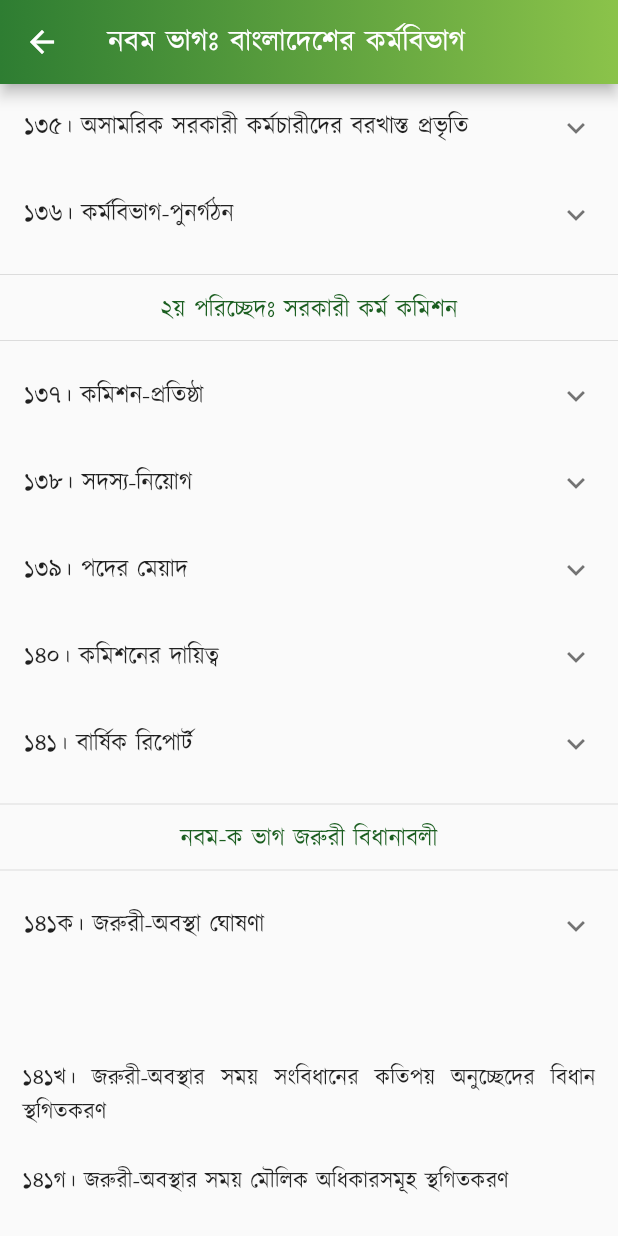
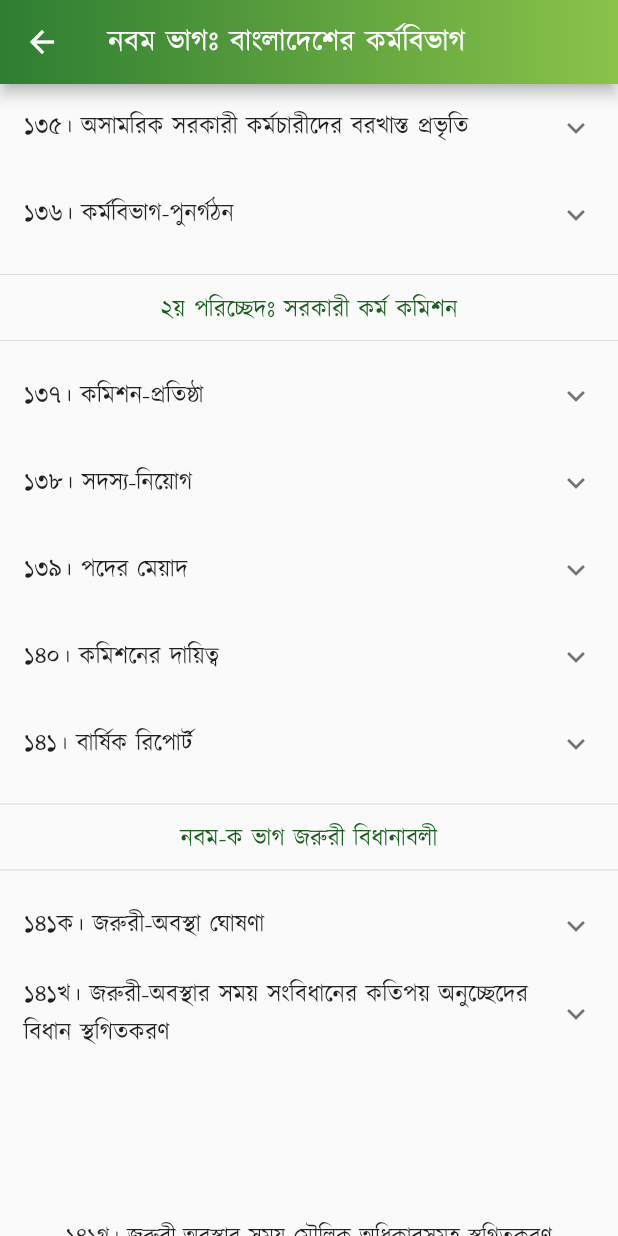
Before and after one commit to Azimul-Haque/flutter-onesignal, a Flutter app: the PartNine screen opened directly, scrolled down 217 dp, on a phone screen of 412 x 824 dp. Run offline on Flutter 3.47's test engine with Material 2 defaults, Android fonts, the phone set to English and light mode, and no system bars; our stand-ins replace fluttertoast, package_info_plus, percent_indicator, shared_preferences, sqflite; missing offline and left inert: blinking_text, flutter_share, onesignal_flutter, slide_popup_dialog; accounts and stored records are empty; network calls fail.

Commit message:
Commit Sat 04/30/2022  1:29:44.15 24532

```diff
--- a/lib/pages/constitution/part9.dart
+++ b/lib/pages/constitution/part9.dart
@@ -228,11 +228,22 @@ class PartNine extends StatelessWidget {
               )),
             ],
           ),
+          ExpansionTile(
+            title: Text(
+                '১৪১খ। জরুরী-অবস্থার সময় সংবিধানের কতিপয় অনুচ্ছেদের বিধান স্থগিতকরণ'),
+            children: <Widget>[
+              ListTile(
+                  title: SelectableText(
+                '১৪১ক। (১) রাষ্ট্রপতির নিকট যদি সন্তোষজনকভাবে প্রতীয়মান হয় যে, এমন জরুরী-অবস্থা বিদ্যমান রহিয়াছে, যাহাতে যুদ্ধ বা বহিরাক্রমণ বা অভ্যন্তরীণ গোলযোগের দ্বারা বাংলাদেশ বা উহার যে কোন অংশের নিরাপত্তা বা অর্থনৈতিক জীবন বিপদের সম্মুখীন, তাহা হইলে তিনি অনধিক একশত কুড়ি দিনের জন্য জরুরী-অবস্থা ঘোষণা করিতে পারিবে: \nতবে শর্ত থাকে যে, অনুরূপ ঘোষণার বৈধতার জন্য ঘোষণার পূর্বেই প্রধানমন্ত্রীর প্রতি-স্বাক্ষর প্রয়োজন হইবে।',
+                textAlign: TextAlign.justify,
+              )),
+            ],
+          ),
           Padding(
             padding: EdgeInsets.all(15),
             child: Column(children: <Widget>[
               Text(
-                " \n\n১৪১খ। জরুরী-অবস্থার সময় সংবিধানের কতিপয় অনুচ্ছেদের বিধান স্থগিতকরণ \n\n১৪১গ। জরুরী-অবস্থার সময় মৌলিক অধিকারসমূহ স্থগিতকরণ",
+                " \n\n \n\n১৪১গ। জরুরী-অবস্থার সময় মৌলিক অধিকারসমূহ স্থগিতকরণ",
                 style:
                     TextStyle(color: Colors.black87, fontSize: 15, height: 1.5),
                 textAlign: TextAlign.justify,
```
